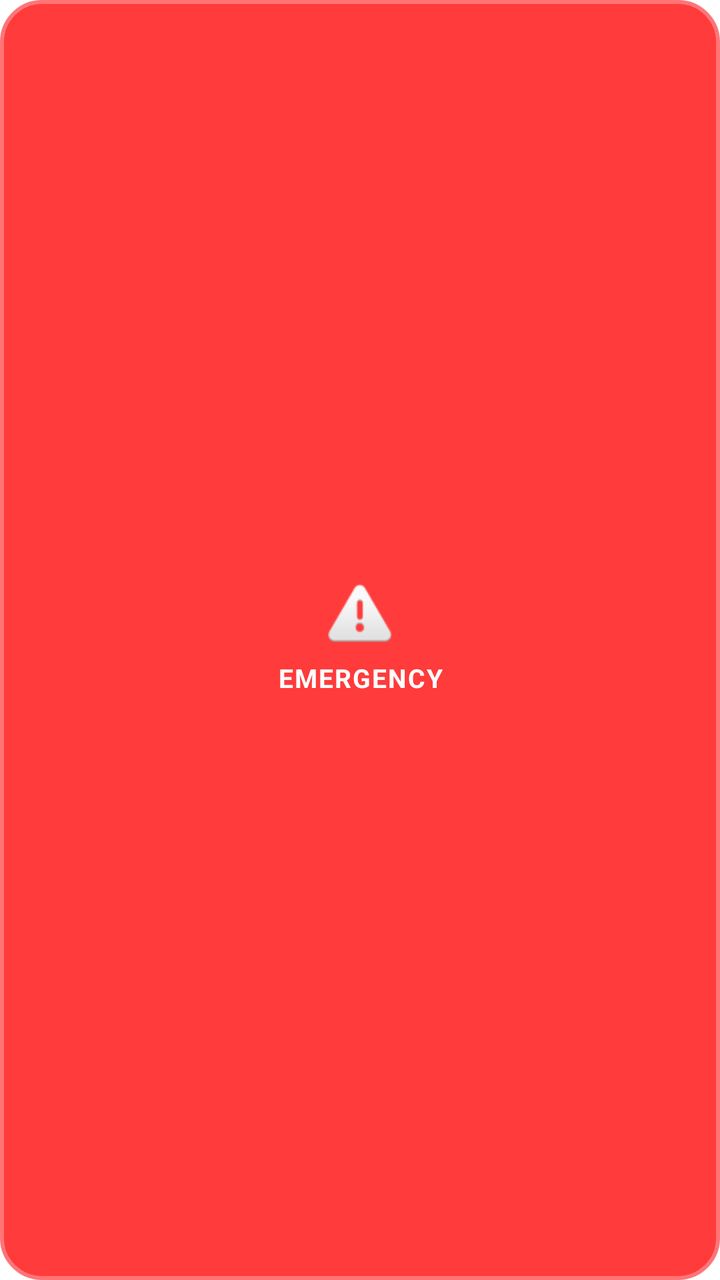
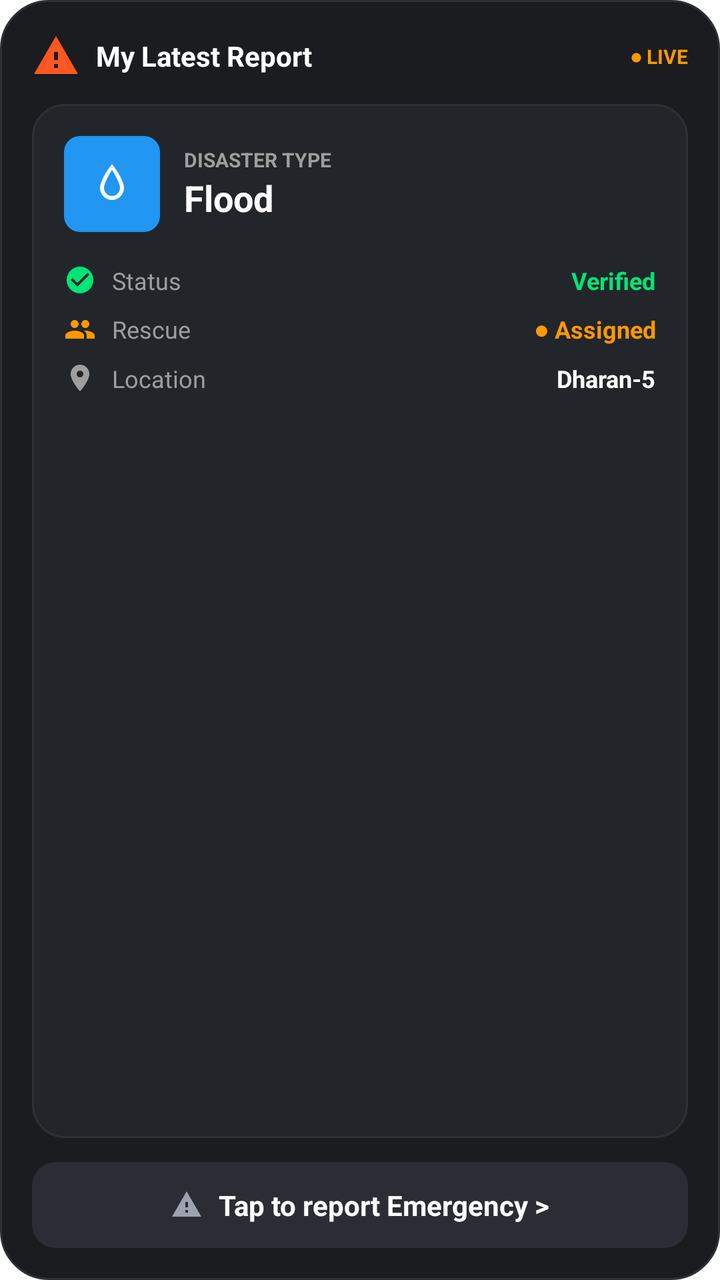

Before-and-after screenshots of an Android layout around one commit, followed by the original layout XML and the change that was made.
<!-- AndroidManifest.xml: fallback theme Theme.MaterialComponents.DayNight.NoActionBar -->
<!-- res/layout/emergency_widget.xml -->
<?xml version="1.0" encoding="utf-8"?>
<LinearLayout xmlns:android="http://schemas.android.com/apk/res/android"
    android:id="@+id/widget_root"
    android:layout_width="match_parent"
    android:layout_height="match_parent"
    android:background="@drawable/widget_bg"
    android:gravity="center"
    android:orientation="vertical"
    android:padding="8dp">

    <ImageView
        android:layout_width="32dp"
        android:layout_height="32dp"
        android:src="@android:drawable/ic_dialog_alert"
        android:layout_marginBottom="6dp" />

    <TextView
        android:layout_width="wrap_content"
        android:layout_height="wrap_content"
        android:text="EMERGENCY"
        android:textColor="#FFFFFF"
        android:textSize="13sp"
        android:textStyle="bold"
        android:letterSpacing="0.05"
        android:textAlignment="center" />
</LinearLayout>
<!-- resources referenced by this layout -->
<resources>
  <!-- drawable widget_bg (drawable) -->
  <?xml version="1.0" encoding="utf-8"?>
  <shape xmlns:android="http://schemas.android.com/apk/res/android"
      android:shape="rectangle">
      <solid android:color="#FFFF3B3B" />
      <corners android:radius="20dp" />
      <stroke android:width="2dp" android:color="#FF7575" />
  </shape>
</resources>

<!-- the commit's change to res/layout/emergency_widget.xml (unified diff, before → after) -->
@@ -3,24 +3,273 @@
     android:id="@+id/widget_root"
     android:layout_width="match_parent"
     android:layout_height="match_parent"
-    android:background="@drawable/widget_bg"
-    android:gravity="center"
+    android:background="@drawable/widget_bg_dark"
     android:orientation="vertical"
-    android:padding="8dp">
-
-    <ImageView
-        android:layout_width="32dp"
-        android:layout_height="32dp"
-        android:src="@android:drawable/ic_dialog_alert"
-        android:layout_marginBottom="6dp" />
-
-    <TextView
-        android:layout_width="wrap_content"
+    android:padding="16dp">
+
+    
+    <LinearLayout
+        android:layout_width="match_parent"
         android:layout_height="wrap_content"
-        android:text="EMERGENCY"
-        android:textColor="#FFFFFF"
-        android:textSize="13sp"
-        android:textStyle="bold"
-        android:letterSpacing="0.05"
-        android:textAlignment="center" />
+        android:orientation="horizontal"
+        android:gravity="center_vertical"
+        android:layout_marginBottom="12dp">
+        
+        <ImageView
+            android:layout_width="24dp"
+            android:layout_height="24dp"
+            android:src="@drawable/ic_warning_orange" />
+            
+        <TextView
+            android:layout_width="wrap_content"
+            android:layout_height="wrap_content"
+            android:text="My Latest Report"
+            android:textColor="#FFFFFF"
+            android:textSize="14sp"
+            android:textStyle="bold"
+            android:layout_marginStart="8dp" />
+            
+        <FrameLayout
+            android:layout_width="0dp"
+            android:layout_height="0dp"
+            android:layout_weight="1" />
+            
+        <TextView
+            android:id="@+id/widget_live_indicator"
+            android:layout_width="wrap_content"
+            android:layout_height="wrap_content"
+            android:text="● LIVE"
+            android:textColor="#FF9800"
+            android:textSize="10sp"
+            android:textStyle="bold" />
+    </LinearLayout>
+
+    
+    <FrameLayout
+        android:layout_width="match_parent"
+        android:layout_height="0dp"
+        android:layout_weight="1">
+
+        
+        <LinearLayout
+            android:id="@+id/widget_empty_state"
+            android:layout_width="match_parent"
+            android:layout_height="match_parent"
+            android:background="@drawable/widget_grid_item_bg"
+            android:orientation="vertical"
+            android:gravity="center"
+            android:padding="16dp"
+            android:visibility="gone">
+            
+            <ImageView
+                android:layout_width="48dp"
+                android:layout_height="48dp"
+                android:src="@drawable/ic_check_green"
+                android:alpha="0.5" />
+                
+            <TextView
+                android:layout_width="wrap_content"
+                android:layout_height="wrap_content"
+                android:text="No reports submitted yet."
+                android:textColor="#FFFFFF"
+                android:textSize="14sp"
+                android:textStyle="bold"
+                android:layout_marginTop="8dp" />
+                
+            <TextView
+                android:layout_width="wrap_content"
+                android:layout_height="wrap_content"
+                android:text="Stay alert and report emergencies."
+                android:textColor="#9E9E9E"
+                android:textSize="12sp"
+                android:textAlignment="center"
+                android:layout_marginTop="4dp" />
+        </LinearLayout>
+
+        
+        <LinearLayout
+            android:id="@+id/widget_data_state"
+            android:layout_width="match_parent"
+            android:layout_height="match_parent"
+            android:background="@drawable/widget_grid_item_bg"
+            android:orientation="vertical"
+            android:padding="16dp">
+            
+            
+            <LinearLayout
+                android:layout_width="match_parent"
+                android:layout_height="wrap_content"
+                android:orientation="horizontal"
+                android:gravity="center_vertical">
+                
+                <ImageView
+                    android:id="@+id/widget_disaster_icon"
+                    android:layout_width="48dp"
+                    android:layout_height="48dp"
+                    android:background="@drawable/widget_icon_flood_bg"
+                    android:src="@drawable/ic_flood"
+                    android:padding="12dp" />
+                    
+                <LinearLayout
+                    android:layout_width="wrap_content"
+                    android:layout_height="wrap_content"
+                    android:orientation="vertical"
+                    android:layout_marginStart="12dp">
+                    
+                    <TextView
+                        android:layout_width="wrap_content"
+                        android:layout_height="wrap_content"
+                        android:text="DISASTER TYPE"
+                        android:textColor="#9E9E9E"
+                        android:textSize="10sp"
+                        android:textStyle="bold" />
+                        
+                    <TextView
+                        android:id="@+id/widget_disaster_type"
+                        android:layout_width="wrap_content"
+                        android:layout_height="wrap_content"
+                        android:text="Flood"
+                        android:textColor="#FFFFFF"
+                        android:textSize="18sp"
+                        android:textStyle="bold" />
+                </LinearLayout>
+            </LinearLayout>
+
+            
+            <LinearLayout
+                android:layout_width="match_parent"
+                android:layout_height="wrap_content"
+                android:orientation="horizontal"
+                android:gravity="center_vertical"
+                android:layout_marginTop="16dp">
+                
+                <ImageView
+                    android:layout_width="16dp"
+                    android:layout_height="16dp"
+                    android:src="@drawable/ic_check_green" />
+                    
+                <TextView
+                    android:layout_width="wrap_content"
+                    android:layout_height="wrap_content"
+                    android:text="Status"
+                    android:textColor="#9E9E9E"
+                    android:textSize="12sp"
+                    android:layout_marginStart="8dp" />
+                    
+                <FrameLayout
+                    android:layout_width="0dp"
+                    android:layout_height="0dp"
+                    android:layout_weight="1" />
+                    
+                <TextView
+                    android:id="@+id/widget_status"
+                    android:layout_width="wrap_content"
+                    android:layout_height="wrap_content"
+                    android:text="Verified"
+                    android:textColor="#00E676"
+                    android:textSize="12sp"
+                    android:textStyle="bold" />
+            </LinearLayout>
+
+            
+            <LinearLayout
+                android:layout_width="match_parent"
+                android:layout_height="wrap_content"
+                android:orientation="horizontal"
+                android:gravity="center_vertical"
+                android:layout_marginTop="8dp">
+                
+                <ImageView
+                    android:layout_width="16dp"
+                    android:layout_height="16dp"
+                    android:src="@drawable/ic_rescue_team" />
+                    
+                <TextView
+                    android:layout_width="wrap_content"
+                    android:layout_height="wrap_content"
+                    android:text="Rescue"
+                    android:textColor="#9E9E9E"
+                    android:textSize="12sp"
+                    android:layout_marginStart="8dp" />
+                    
+                <FrameLayout
+                    android:layout_width="0dp"
+                    android:layout_height="0dp"
+                    android:layout_weight="1" />
+                    
+                <TextView
+                    android:id="@+id/widget_rescue"
+                    android:layout_width="wrap_content"
+                    android:layout_height="wrap_content"
+                    android:text="● Assigned"
+                    android:textColor="#FF9800"
+                    android:textSize="12sp"
+                    android:textStyle="bold" />
+            </LinearLayout>
+
+            
+            <LinearLayout
+                android:layout_width="match_parent"
+                android:layout_height="wrap_content"
+                android:orientation="horizontal"
+                android:gravity="center_vertical"
+                android:layout_marginTop="8dp">
+                
+                <ImageView
+                    android:layout_width="16dp"
+                    android:layout_height="16dp"
+                    android:src="@drawable/ic_location_pin" />
+                    
+                <TextView
+                    android:layout_width="wrap_content"
+                    android:layout_height="wrap_content"
+                    android:text="Location"
+                    android:textColor="#9E9E9E"
+                    android:textSize="12sp"
+                    android:layout_marginStart="8dp" />
+                    
+                <FrameLayout
+                    android:layout_width="0dp"
+                    android:layout_height="0dp"
+                    android:layout_weight="1" />
+                    
+                <TextView
+                    android:id="@+id/widget_location"
+                    android:layout_width="wrap_content"
+                    android:layout_height="wrap_content"
+                    android:text="Dharan-5"
+                    android:textColor="#FFFFFF"
+                    android:textSize="12sp"
+                    android:textStyle="bold" />
+            </LinearLayout>
+
+        </LinearLayout>
+    </FrameLayout>
+
+    
+    <LinearLayout
+        android:id="@+id/widget_action_btn"
+        android:layout_width="match_parent"
+        android:layout_height="wrap_content"
+        android:background="@drawable/widget_button_bg"
+        android:orientation="horizontal"
+        android:gravity="center"
+        android:padding="12dp"
+        android:layout_marginTop="12dp">
+        
+        <ImageView
+            android:layout_width="16dp"
+            android:layout_height="16dp"
+            android:src="@drawable/ic_warning_small" />
+            
+        <TextView
+            android:layout_width="wrap_content"
+            android:layout_height="wrap_content"
+            android:text="Tap to report Emergency >"
+            android:textColor="#FFFFFF"
+            android:textSize="14sp"
+            android:textStyle="bold"
+            android:layout_marginStart="8dp" />
+    </LinearLayout>
+
 </LinearLayout>
<!-- resource entries referenced after the edit -->
@@ -1,12 +1,82 @@
 <!-- resources referenced by this layout -->
 <resources>
-  <!-- drawable widget_bg (drawable) -->
+  <!-- drawable ic_check_green (drawable) -->
+  <vector xmlns:android="http://schemas.android.com/apk/res/android"
+      android:width="24dp"
+      android:height="24dp"
+      android:viewportWidth="24"
+      android:viewportHeight="24">
+    <path
+        android:fillColor="#00E676"
+        android:pathData="M12,2C6.48,2 2,6.48 2,12s4.48,10 10,10 10,-4.48 10,-10S17.52,2 12,2zM10,17l-5,-5 1.41,-1.41L10,14.17l7.59,-7.59L19,8l-9,9z"/>
+  </vector>
+  <!-- drawable ic_flood (drawable) -->
+  <vector xmlns:android="http://schemas.android.com/apk/res/android"
+      android:width="24dp" android:height="24dp"
+      android:viewportWidth="24" android:viewportHeight="24">
+      <path android:fillColor="#FFFFFF" android:pathData="M12 2S6 9.5 6 14c0 3.3 2.7 6 6 6s6-2.7 6-6c0-4.5-6-12-6-12zm0 16c-2.2 0-4-1.8-4-4 0-2.5 3-7.5 4-9 1 1.5 4 6.5 4 9 0 2.2-1.8 4-4 4z"/>
+  </vector>
+  <!-- drawable ic_location_pin (drawable) -->
+  <vector xmlns:android="http://schemas.android.com/apk/res/android"
+      android:width="24dp"
+      android:height="24dp"
+      android:viewportWidth="24"
+      android:viewportHeight="24">
+    <path
+        android:fillColor="#9E9E9E"
+        android:pathData="M12 2C8.13 2 5 5.13 5 9c0 5.25 7 13 7 13s7-7.75 7-13c0-3.87-3.13-7-7-7zm0 9.5c-1.38 0-2.5-1.12-2.5-2.5s1.12-2.5 2.5-2.5 2.5 1.12 2.5 2.5-1.12 2.5-2.5 2.5z"/>
+  </vector>
+  <!-- drawable ic_rescue_team (drawable) -->
+  <vector xmlns:android="http://schemas.android.com/apk/res/android"
+      android:width="24dp"
+      android:height="24dp"
+      android:viewportWidth="24"
+      android:viewportHeight="24">
+    <path
+        android:fillColor="#FF9800"
+        android:pathData="M16 11c1.66 0 2.99-1.34 2.99-3S17.66 5 16 5c-1.66 0-3 1.34-3 3s1.34 3 3 3zm-8 0c1.66 0 2.99-1.34 2.99-3S9.66 5 8 5C6.34 5 5 6.34 5 8s1.34 3 3 3zm0 2c-2.33 0-7 1.17-7 3.5V19h14v-2.5c0-2.33-4.67-3.5-7-3.5zm8 0c-.29 0-.62.02-.97.05 1.16.84 1.97 1.97 1.97 3.45V19h6v-2.5c0-2.33-4.67-3.5-7-3.5z"/>
+  </vector>
+  <!-- drawable ic_warning_orange (drawable) -->
+  <vector xmlns:android="http://schemas.android.com/apk/res/android"
+      android:width="24dp" android:height="24dp"
+      android:viewportWidth="24" android:viewportHeight="24">
+      <path android:fillColor="#FF5722" android:pathData="M1 21h22L12 2 1 21zm12-3h-2v-2h2v2zm0-4h-2v-4h2v4z"/>
+  </vector>
+  <!-- drawable ic_warning_small (drawable) -->
+  <vector xmlns:android="http://schemas.android.com/apk/res/android"
+      android:width="24dp" android:height="24dp"
+      android:viewportWidth="24" android:viewportHeight="24">
+      <path android:fillColor="#9CA3AF" android:pathData="M1 21h22L12 2 1 21zm12-3h-2v-2h2v2zm0-4h-2v-4h2v4z"/>
+  </vector>
+  <!-- drawable widget_bg_dark (drawable) -->
   <?xml version="1.0" encoding="utf-8"?>
   <shape xmlns:android="http://schemas.android.com/apk/res/android"
       android:shape="rectangle">
-      <solid android:color="#FFFF3B3B" />
-      <corners android:radius="20dp" />
-      <stroke android:width="2dp" android:color="#FF7575" />
+      <solid android:color="#1A1C20" />
+      <corners android:radius="24dp" />
+      <stroke android:width="1dp" android:color="#2D3035" />
+  </shape>
+  <!-- drawable widget_button_bg (drawable) -->
+  <?xml version="1.0" encoding="utf-8"?>
+  <shape xmlns:android="http://schemas.android.com/apk/res/android"
+      android:shape="rectangle">
+      <solid android:color="#2A2D34" />
+      <corners android:radius="12dp" />
+  </shape>
+  <!-- drawable widget_grid_item_bg (drawable) -->
+  <?xml version="1.0" encoding="utf-8"?>
+  <shape xmlns:android="http://schemas.android.com/apk/res/android"
+      android:shape="rectangle">
+      <solid android:color="#22252A" />
+      <corners android:radius="16dp" />
+      <stroke android:width="1dp" android:color="#2D3035" />
+  </shape>
+  <!-- drawable widget_icon_flood_bg (drawable) -->
+  <?xml version="1.0" encoding="utf-8"?>
+  <shape xmlns:android="http://schemas.android.com/apk/res/android"
+      android:shape="rectangle">
+      <solid android:color="#2196F3" />
+      <corners android:radius="8dp" />
   </shape>
 </resources>
 
